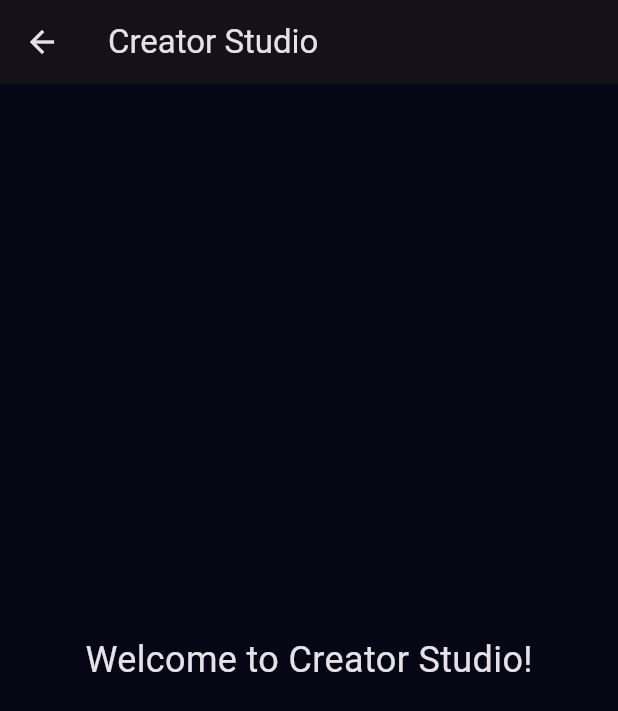
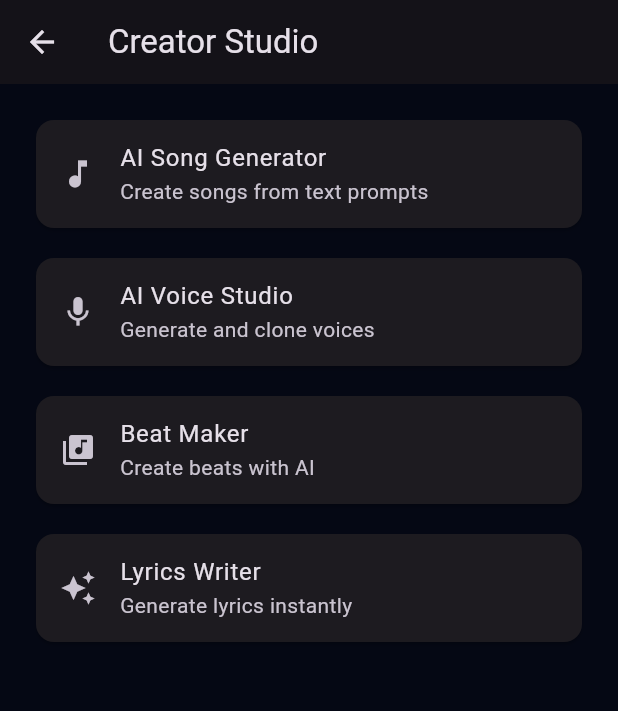
Before and after one commit to nickycyrus254/music254, a Flutter app: the CreatorStudio screen opened directly, on a phone screen of 412 x 824 dp. Shown: the top 711 px of the screen. Run offline on Flutter 3.47's test engine with Material 3 defaults, Android fonts, the phone set to English and light mode, and no system bars.

Commit message:
Update creator_studio.dart

```diff
--- a/lib/creator_studio.dart
+++ b/lib/creator_studio.dart
@@ -9,11 +9,41 @@ class CreatorStudio extends StatelessWidget {
       appBar: AppBar(
         title: const Text("Creator Studio"),
       ),
-      body: const Center(
-        child: Text(
-          "Welcome to Creator Studio!",
-          style: TextStyle(fontSize: 24),
-        ),
+      body: ListView(
+        padding: const EdgeInsets.all(20),
+        children: const [
+          Card(
+            child: ListTile(
+              leading: Icon(Icons.music_note),
+              title: Text("AI Song Generator"),
+              subtitle: Text("Create songs from text prompts"),
+            ),
+          ),
+          SizedBox(height: 12),
+          Card(
+            child: ListTile(
+              leading: Icon(Icons.mic),
+              title: Text("AI Voice Studio"),
+              subtitle: Text("Generate and clone voices"),
+            ),
+          ),
+          SizedBox(height: 12),
+          Card(
+            child: ListTile(
+              leading: Icon(Icons.library_music),
+              title: Text("Beat Maker"),
+              subtitle: Text("Create beats with AI"),
+            ),
+          ),
+          SizedBox(height: 12),
+          Card(
+            child: ListTile(
+              leading: Icon(Icons.auto_awesome),
+              title: Text("Lyrics Writer"),
+              subtitle: Text("Generate lyrics instantly"),
+            ),
+          ),
+        ],
       ),
     );
   }
```
